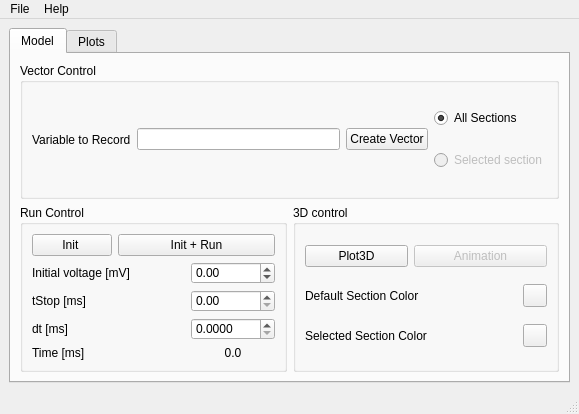
Old version of the form neuronvisio/neuronvisio.ui in the repository mattions/neuronvisio.
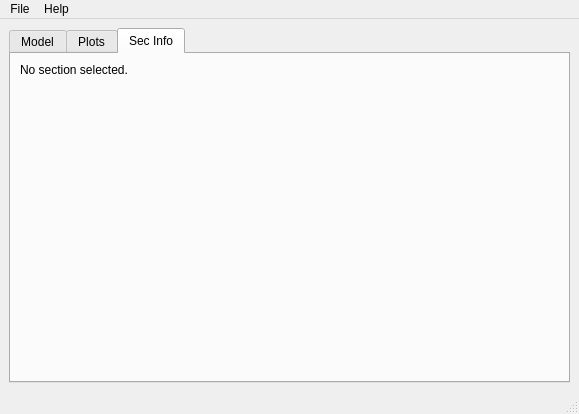
New version of the form. The open tabs and pages were chosen to show the change. Custom widgets are drawn as their Qt base class.

Commit message: Inserted a tab with info about the selected section

Patch:
```diff
--- a/neuronvisio/neuronvisio.ui
+++ b/neuronvisio/neuronvisio.ui
@@ -14,8 +14,8 @@
    <string>Neuronvisio</string>
   </property>
   <widget class="QWidget" name="centralwidget">
-   <layout class="QGridLayout" name="gridLayout_4">
-    <item row="0" column="0">
+   <layout class="QVBoxLayout" name="verticalLayout_2">
+    <item>
      <widget class="QTabWidget" name="tabWidget">
       <property name="sizePolicy">
        <sizepolicy hsizetype="Preferred" vsizetype="Preferred">
@@ -317,6 +317,23 @@
         </item>
        </layout>
       </widget>
+      <widget class="QWidget" name="tab_3">
+       <attribute name="title">
+        <string>Sec Info</string>
+       </attribute>
+       <layout class="QGridLayout" name="gridLayout_4">
+        <item row="0" column="0">
+         <widget class="QLabel" name="sec_info_label">
+          <property name="text">
+           <string>No section selected.</string>
+          </property>
+          <property name="alignment">
+           <set>Qt::AlignLeading|Qt::AlignLeft|Qt::AlignTop</set>
+          </property>
+         </widget>
+        </item>
+       </layout>
+      </widget>
      </widget>
     </item>
    </layout>
```
The commit also changes 2 other files.
